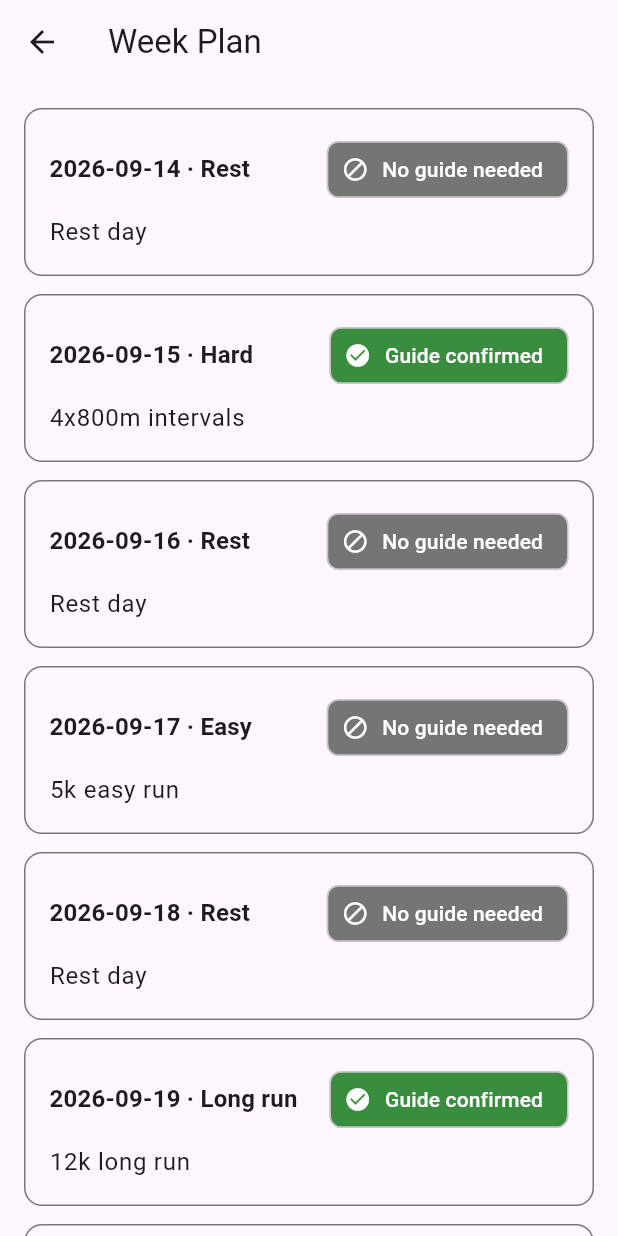
After one commit to AliAbdel2/runSense, a Flutter app: the screen it shows after launch, after a tap on the "calendar view week" icon, on a phone screen of 412 x 824 dp. The commit adds this screen. Run offline on Flutter 3.47's test engine with Material 3 defaults, Android fonts, the phone set to English and light mode, and no system bars; our stand-ins replace flutter_tts.

Commit message:
Implement Live Run and Week Plan screens with navigation and session management

```diff
--- a/Application/lib/screens/home_screen.dart
+++ b/Application/lib/screens/home_screen.dart
@@ -4,9 +4,10 @@ import 'package:provider/provider.dart';
 import '../models/session.dart';
 import '../services/agent_chat_service.dart';
 import '../services/plan_service.dart';
-import '../services/session_service.dart';
 import '../services/tts_service.dart';
 import '../widgets/big_action_button.dart';
+import 'live_run_screen.dart';
+import 'week_plan_screen.dart';
 
 class HomeScreen extends StatefulWidget {
   const HomeScreen({super.key});
@@ -54,11 +55,15 @@ class _HomeScreenState extends State<HomeScreen> {
   Future<void> _startSession() async {
     final today = _today;
     if (today == null) return;
-    final sessionService = context.read<SessionService>();
     final tts = context.read<TtsService>();
-    await sessionService.startSession(today.id);
     await tts.speak('Starting session: ${today.description}');
-    // TODO(checkpoint 6): navigate to the Live Run screen once it exists.
+    if (!mounted) return;
+    // Full checkpoint 6 nav (returning to Home with the adapted plan after a
+    // replan) isn't built yet — this is just enough to reach and test the
+    // Live Run screen. LiveRunScreen itself calls SessionService.startSession().
+    await Navigator.of(context).push(
+      MaterialPageRoute(builder: (_) => LiveRunScreen(plannedSessionId: today.id)),
+    );
   }
 
   Future<void> _askCoach() async {
@@ -77,11 +82,35 @@ class _HomeScreenState extends State<HomeScreen> {
     await tts.speak(reply);
   }
 
+  Future<void> _openWeekPlan() async {
+    await Navigator.of(context).push(
+      MaterialPageRoute(builder: (_) => const WeekPlanScreen()),
+    );
+    // A long-press replan on the Week Plan screen may have changed today's
+    // entry (e.g. Tue's guide got cancelled) — reload so Home reflects it.
+    if (!mounted) return;
+    await _loadAndAnnounce();
+  }
+
   @override
   Widget build(BuildContext context) {
     final today = _today;
     return Scaffold(
-      appBar: AppBar(title: const Text('RunSense')),
+      appBar: AppBar(
+        title: const Text('RunSense'),
+        actions: [
+          Semantics(
+            button: true,
+            label: 'Week plan',
+            child: IconButton(
+              icon: const Icon(Icons.calendar_view_week),
+              tooltip: 'Week plan',
+              constraints: const BoxConstraints(minWidth: 64, minHeight: 64),
+              onPressed: _openWeekPlan,
+            ),
+          ),
+        ],
+      ),
       body: SafeArea(
         child: Padding(
           padding: const EdgeInsets.all(24),
--- /dev/null
+++ b/Application/lib/screens/week_plan_screen.dart
@@ -0,0 +1,140 @@
+import 'package:flutter/material.dart';
+import 'package:provider/provider.dart';
+
+import '../models/session.dart';
+import '../services/plan_service.dart';
+import '../services/tts_service.dart';
+import '../widgets/guide_status_chip.dart';
+
+/// Week Plan screen (plan section 6.3): read-only list of PlannedSessions,
+/// one sentence each, a GuideStatusChip, and a long-press to trigger
+/// PlanService.requestReplan().
+class WeekPlanScreen extends StatefulWidget {
+  const WeekPlanScreen({super.key});
+
+  @override
+  State<WeekPlanScreen> createState() => _WeekPlanScreenState();
+}
+
+class _WeekPlanScreenState extends State<WeekPlanScreen> {
+  List<PlannedSession> _week = [];
+  bool _loading = true;
+  bool _replanning = false;
+
+  @override
+  void initState() {
+    super.initState();
+    _load();
+  }
+
+  Future<void> _load() async {
+    final plan = context.read<PlanService>();
+    final week = await plan.getWeekPlan('sara-1');
+    if (!mounted) return;
+    setState(() {
+      _week = week;
+      _loading = false;
+    });
+  }
+
+  Future<void> _requestReplan(PlannedSession session) async {
+    if (_replanning) return;
+    setState(() => _replanning = true);
+    final plan = context.read<PlanService>();
+    final tts = context.read<TtsService>();
+    await plan.requestReplan('Guide cancelled: ${session.description}');
+    final week = await plan.getWeekPlan('sara-1');
+    if (!mounted) return;
+    setState(() {
+      _week = week;
+      _replanning = false;
+    });
+    await tts.speak('Your week has been updated.');
+    if (!mounted) return;
+    ScaffoldMessenger.of(context).showSnackBar(
+      const SnackBar(content: Text('Week plan updated.')),
+    );
+  }
+
+  String _typeLabel(SessionType type) {
+    switch (type) {
+      case SessionType.easy:
+        return 'Easy';
+      case SessionType.hard:
+        return 'Hard';
+      case SessionType.longRun:
+        return 'Long run';
+      case SessionType.rest:
+        return 'Rest';
+    }
+  }
+
+  @override
+  Widget build(BuildContext context) {
+    return Scaffold(
+      appBar: AppBar(title: const Text('Week Plan')),
+      body: SafeArea(
+        child: _loading
+            ? const Center(child: CircularProgressIndicator())
+            : Stack(
+                children: [
+                  ListView.separated(
+                    padding: const EdgeInsets.all(16),
+                    itemCount: _week.length,
+                    separatorBuilder: (_, _) => const SizedBox(height: 12),
+                    itemBuilder: (context, index) {
+                      final session = _week[index];
+                      return Semantics(
+                        button: true,
+                        label:
+                            '${session.date}, ${_typeLabel(session.type)}. ${session.description}. Long press to request a replan.',
+                        child: InkWell(
+                          onLongPress: _replanning ? null : () => _requestReplan(session),
+                          borderRadius: BorderRadius.circular(12),
+                          child: Container(
+                            constraints: const BoxConstraints(minHeight: 64),
+                            padding: const EdgeInsets.all(16),
+                            decoration: BoxDecoration(
+                              border: Border.all(color: Theme.of(context).dividerColor),
+                              borderRadius: BorderRadius.circular(12),
+                            ),
+                            child: Column(
+                              crossAxisAlignment: CrossAxisAlignment.start,
+                              children: [
+                                Row(
+                                  children: [
+                                    Expanded(
+                                      child: Text(
+                                        '${session.date} · ${_typeLabel(session.type)}',
+                                        style: Theme.of(context)
+                                            .textTheme
+                                            .titleMedium
+                                            ?.copyWith(fontWeight: FontWeight.bold),
+                                      ),
+                                    ),
+                                    GuideStatusChip(status: session.guideStatus),
+                                  ],
+                                ),
+                                const SizedBox(height: 6),
+                                Text(
+                                  session.description,
+                                  style: Theme.of(context).textTheme.bodyLarge,
+                                ),
+                              ],
+                            ),
+                          ),
+                        ),
+                      );
+                    },
+                  ),
+                  if (_replanning)
+                    Container(
+                      color: Colors.black26,
+                      child: const Center(child: CircularProgressIndicator()),
+                    ),
+                ],
+              ),
+      ),
+    );
+  }
+}
--- /dev/null
+++ b/Application/lib/widgets/guide_status_chip.dart
@@ -0,0 +1,38 @@
+import 'package:flutter/material.dart';
+
+import '../models/guide_status.dart';
+
+/// Guide status indicator for the Week Plan list (plan section 6.3).
+/// Icon + text + color together — never color alone, per the plan's
+/// accessibility rule.
+class GuideStatusChip extends StatelessWidget {
+  final GuideStatus status;
+
+  const GuideStatusChip({super.key, required this.status});
+
+  (Color, IconData, String) _visuals() {
+    switch (status) {
+      case GuideStatus.accepted:
+        return (Colors.green.shade700, Icons.check_circle, 'Guide confirmed');
+      case GuideStatus.pending:
+        return (Colors.amber.shade800, Icons.hourglass_top, 'Guide pending');
+      case GuideStatus.declined:
+        return (Colors.red.shade700, Icons.cancel, 'Guide declined');
+      case GuideStatus.notNeeded:
+        return (Colors.grey.shade600, Icons.block, 'No guide needed');
+    }
+  }
+
+  @override
+  Widget build(BuildContext context) {
+    final (color, icon, label) = _visuals();
+    return Semantics(
+      label: label,
+      child: Chip(
+        avatar: Icon(icon, color: Colors.white, size: 18),
+        label: Text(label, style: const TextStyle(color: Colors.white)),
+        backgroundColor: color,
+      ),
+    );
+  }
+}
```
Also changed, not shown: Application/lib/screens/live_run_screen.dart (added, +222 -0 lines), 1 other file.
